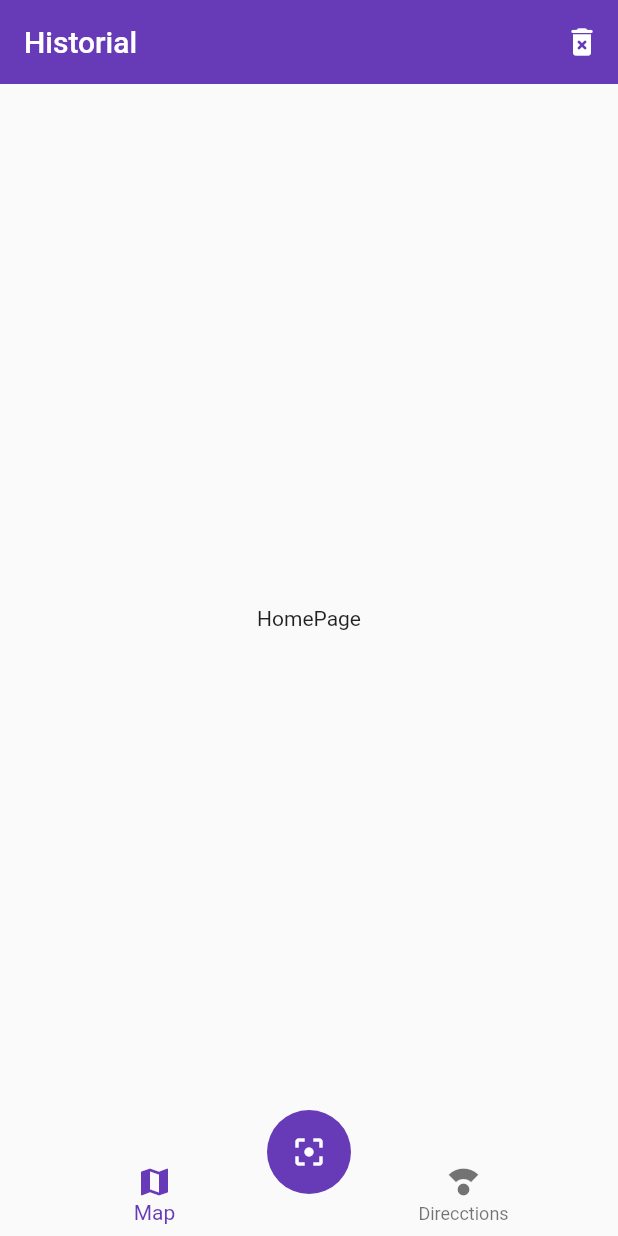
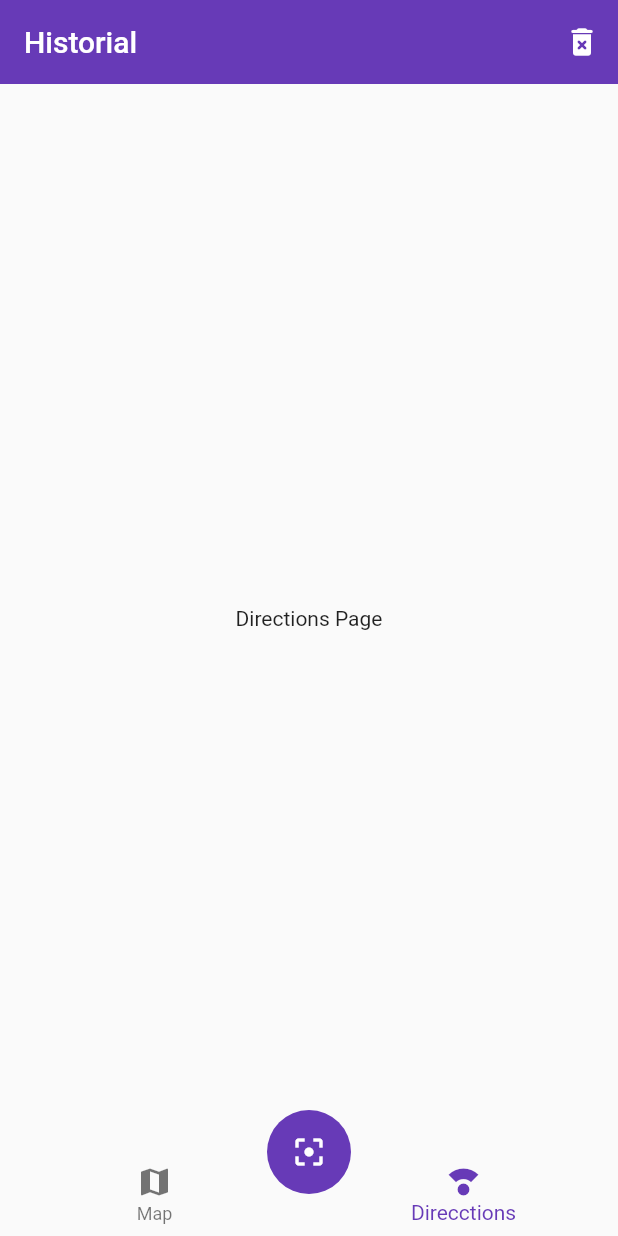
Before and after one commit to chicho69-cesar/qrscanner, a Flutter app: the screen it shows after launch, on a phone screen of 412 x 824 dp. Run offline on Flutter 3.47's test engine with Material 2 defaults, Android fonts, the phone set to English and light mode, and no system bars.

```diff
--- a/lib/main.dart
+++ b/lib/main.dart
@@ -1,6 +1,10 @@
 import 'package:flutter/material.dart';
+
+import 'package:provider/provider.dart';
+
 import 'package:qrscanner/pages/home_page.dart';
 import 'package:qrscanner/pages/map_page.dart';
+import 'package:qrscanner/providers/ui_provider.dart';
 
 void main() => runApp(const MyApp());
 
@@ -9,7 +13,13 @@ class MyApp extends StatelessWidget {
 
   @override
   Widget build(BuildContext context) {
-    return MaterialApp(
+    return MultiProvider(
+      providers: [
+        ChangeNotifierProvider(
+          create: (_) => UIProvider()
+        ),
+      ],
+      child: MaterialApp(
         debugShowCheckedModeBanner: false,
         title: 'QR Scanner',
         initialRoute: 'home',
@@ -23,6 +33,7 @@ class MyApp extends StatelessWidget {
           appBarTheme: const AppBarTheme(backgroundColor: Colors.deepPurple),
           bottomNavigationBarTheme: const  BottomNavigationBarThemeData(selectedItemColor: Colors.deepPurple)
         ),
+      ),
     );
   }
 }
--- /dev/null
+++ b/lib/pages/directions_page.dart
@@ -0,0 +1,12 @@
+import 'package:flutter/material.dart';
+
+class DirectionsPage extends StatelessWidget {
+  const DirectionsPage({super.key});
+
+  @override
+  Widget build(BuildContext context) {
+    return const Center(
+      child: Text('Directions Page'),
+    );
+  }
+}
--- a/lib/pages/home_page.dart
+++ b/lib/pages/home_page.dart
@@ -1,5 +1,10 @@
 import 'package:flutter/material.dart';
 
+import 'package:provider/provider.dart';
+
+import 'package:qrscanner/pages/directions_page.dart';
+import 'package:qrscanner/pages/maps_history_page.dart';
+import 'package:qrscanner/providers/ui_provider.dart';
 import 'package:qrscanner/widgets/custom_navigatorbar.dart';
 import 'package:qrscanner/widgets/scan_button.dart';
 
@@ -19,12 +24,30 @@ class HomePage extends StatelessWidget {
           )
         ],
       ),
-      body: const Center(
-        child: Text('HomePage'),
-      ),
+      body: const _HomePageBody(),
       bottomNavigationBar: const CustomNavigationBar(),
       floatingActionButton: const ScanButton(),
       floatingActionButtonLocation: FloatingActionButtonLocation.centerDocked,
     );
   }
 }
+
+class _HomePageBody extends StatelessWidget {
+  const _HomePageBody();
+
+  @override
+  Widget build(BuildContext context) {
+    final uiProvider = Provider.of<UIProvider>(context);
+
+    final currentIndex = uiProvider.selectedMenuOption;
+
+    switch (currentIndex) {
+      case 0:
+        return const MapsPage();
+      case 1:
+        return const DirectionsPage();
+      default:
+        return const MapsPage();
+    }
+  }
+}
--- /dev/null
+++ b/lib/pages/maps_history_page.dart
@@ -0,0 +1,12 @@
+import 'package:flutter/material.dart';
+
+class MapsPage extends StatelessWidget {
+  const MapsPage({super.key});
+
+  @override
+  Widget build(BuildContext context) {
+    return const Center(
+      child: Text('Mapas page'),
+    );
+  }
+}
--- /dev/null
+++ b/lib/providers/ui_provider.dart
@@ -0,0 +1,15 @@
+import 'package:flutter/material.dart';
+
+class UIProvider extends ChangeNotifier {
+  int _selectedMenuOption = 1;
+
+  // ignore: unnecessary_getters_setters
+  int get selectedMenuOption {
+    return _selectedMenuOption;
+  }
+
+  set selectedMenuOption(int i) {
+    _selectedMenuOption = i;
+    notifyListeners();
+  }
+}
--- a/lib/widgets/custom_navigatorbar.dart
+++ b/lib/widgets/custom_navigatorbar.dart
@@ -1,13 +1,22 @@
 import 'package:flutter/material.dart';
+import 'package:provider/provider.dart';
+import 'package:qrscanner/providers/ui_provider.dart';
 
 class CustomNavigationBar extends StatelessWidget {
   const CustomNavigationBar({super.key});
 
   @override
   Widget build(BuildContext context) {
+    final uiProvider = Provider.of<UIProvider>(context);
+
+    final currentIndex = uiProvider.selectedMenuOption;
+
     return BottomNavigationBar(
+      onTap: (index) {
+        uiProvider.selectedMenuOption = index;
+      },
       elevation: 0,
-      currentIndex: 0,
+      currentIndex: currentIndex,
       items: const [
         BottomNavigationBarItem(
           icon: Icon(Icons.map),
--- a/pubspec.yaml
+++ b/pubspec.yaml
@@ -34,6 +34,7 @@ dependencies:
   # The following adds the Cupertino Icons font to your application.
   # Use with the CupertinoIcons class for iOS style icons.
   cupertino_icons: ^1.0.2
+  provider: ^6.0.3
 
 dev_dependencies:
   flutter_test:
```
Also changed, not shown: pubspec.lock. Lines whose indentation alone changed are shown as unchanged.
